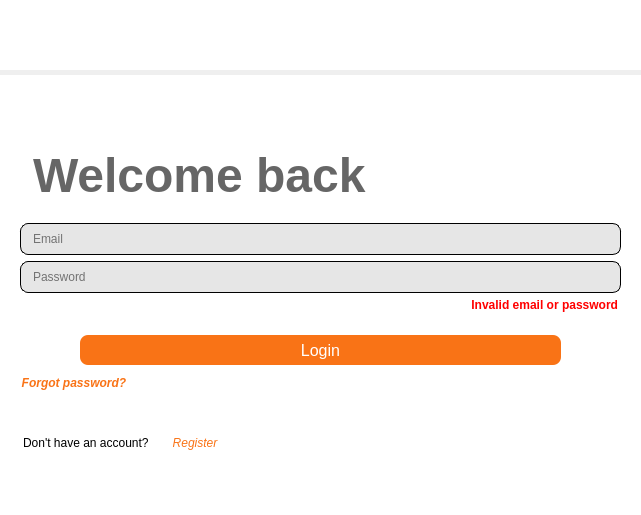
First picture: the form in mainwindow.ui, repository Ph4sm4/FinelogApp, before the edit.
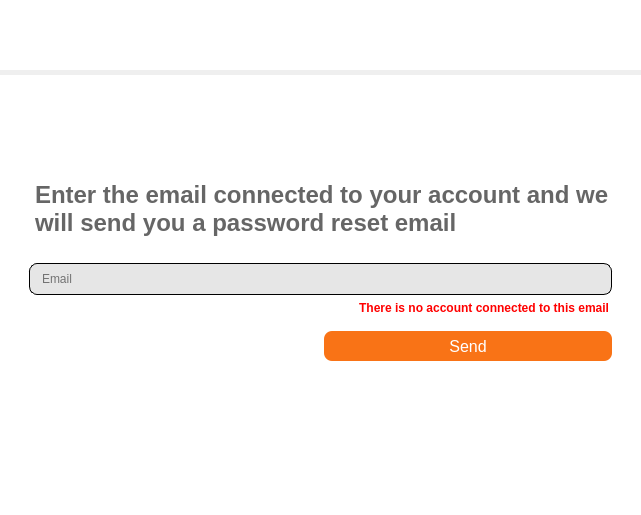
Second picture: the form after the edit. The open tabs and pages were chosen to show the change. Icons and pictures are not drawn.

Commit message: forget password working

What changed in the file:
```diff
--- a/mainwindow.ui
+++ b/mainwindow.ui
@@ -27,6 +27,10 @@
   <property name="styleSheet">
    <string notr="true">QLineEdit:focus {
 background: transparent;
+}
+
+QPushButton:focus {
+background: transparent;
 }</string>
   </property>
   <widget class="QWidget" name="centralwidget">
@@ -1758,6 +1762,348 @@
         </item>
        </layout>
       </widget>
+      <widget class="QWidget" name="forgot_password_page">
+       <property name="styleSheet">
+        <string notr="true">QWidget {
+background-color: white;
+}</string>
+       </property>
+       <layout class="QVBoxLayout" name="verticalLayout_14">
+        <item>
+         <spacer name="verticalSpacer_11">
+          <property name="orientation">
+           <enum>Qt::Vertical</enum>
+          </property>
+          <property name="sizeType">
+           <enum>QSizePolicy::Preferred</enum>
+          </property>
+          <property name="sizeHint" stdset="0">
+           <size>
+            <width>20</width>
+            <height>97</height>
+           </size>
+          </property>
+         </spacer>
+        </item>
+        <item>
+         <widget class="QLabel" name="welcomeLabel_2">
+          <property name="font">
+           <font>
+            <family>Segoe UI</family>
+            <pointsize>18</pointsize>
+            <italic>false</italic>
+            <bold>true</bold>
+            <underline>false</underline>
+            <kerning>true</kerning>
+           </font>
+          </property>
+          <property name="styleSheet">
+           <string notr="true">QLabel {
+color: rgb(102, 102, 102);
+margin-left: 20px;
+margin-bottom: 20px;
+background: transparent;
+}</string>
+          </property>
+          <property name="text">
+           <string>Enter the email connected to your account and we will send you a password reset email</string>
+          </property>
+          <property name="wordWrap">
+           <bool>true</bool>
+          </property>
+         </widget>
+        </item>
+        <item>
+         <widget class="QLineEdit" name="passwordForgotEdit">
+          <property name="autoFillBackground">
+           <bool>false</bool>
+          </property>
+          <property name="styleSheet">
+           <string notr="true">QLineEdit {
+border: 1px solid black;
+border-radius: 8px;
+color: black;
+padding-left: 10px;
+padding-right: 10px;
+background-color: rgb(230, 230, 230);
+height: 30px;
+margin-left: 20px;
+margin-right: 20px;
+}
+
+QLineEdit:focus {
+border: 2px solid black;
+background: transparent;
+outline: none;
+}</string>
+          </property>
+          <property name="text">
+           <string/>
+          </property>
+          <property name="frame">
+           <bool>false</bool>
+          </property>
+          <property name="placeholderText">
+           <string>Email</string>
+          </property>
+         </widget>
+        </item>
+        <item>
+         <widget class="QLabel" name="passwordForgotError">
+          <property name="font">
+           <font>
+            <bold>true</bold>
+           </font>
+          </property>
+          <property name="autoFillBackground">
+           <bool>false</bool>
+          </property>
+          <property name="styleSheet">
+           <string notr="true">QLabel {
+color: red;
+margin-right: 20px;
+margin-left: 20px;
+background: transparent;
+}</string>
+          </property>
+          <property name="text">
+           <string>There is no account connected to this email</string>
+          </property>
+          <property name="textFormat">
+           <enum>Qt::AutoText</enum>
+          </property>
+          <property name="alignment">
+           <set>Qt::AlignRight|Qt::AlignTrailing|Qt::AlignVCenter</set>
+          </property>
+          <property name="wordWrap">
+           <bool>true</bool>
+          </property>
+          <property name="openExternalLinks">
+           <bool>false</bool>
+          </property>
+         </widget>
+        </item>
+        <item>
+         <spacer name="verticalSpacer_14">
+          <property name="orientation">
+           <enum>Qt::Vertical</enum>
+          </property>
+          <property name="sizeType">
+           <enum>QSizePolicy::Fixed</enum>
+          </property>
+          <property name="sizeHint" stdset="0">
+           <size>
+            <width>20</width>
+            <height>10</height>
+           </size>
+          </property>
+         </spacer>
+        </item>
+        <item>
+         <layout class="QHBoxLayout" name="horizontalLayout_7">
+          <item>
+           <widget class="QPushButton" name="backToLogin">
+            <property name="font">
+             <font>
+              <pointsize>12</pointsize>
+             </font>
+            </property>
+            <property name="styleSheet">
+             <string notr="true">QPushButton {
+background: transparent;
+color: black;
+border-radius: 8px;
+margin-left: 20px; 
+height: 30px;
+margin-right: 70%;
+}
+
+QPushButton:pressed,
+QPushButton:focus {
+outline: none;
+background: transparent;
+}</string>
+            </property>
+            <property name="text">
+             <string/>
+            </property>
+            <property name="icon">
+             <iconset resource="Images.qrc">
+              <normaloff>:/icons/content/arrow_back.svg</normaloff>:/icons/content/arrow_back.svg</iconset>
+            </property>
+            <property name="iconSize">
+             <size>
+              <width>20</width>
+              <height>20</height>
+             </size>
+            </property>
+           </widget>
+          </item>
+          <item>
+           <widget class="QPushButton" name="sendPasswordReset">
+            <property name="font">
+             <font>
+              <pointsize>12</pointsize>
+             </font>
+            </property>
+            <property name="styleSheet">
+             <string notr="true">QPushButton {
+border-radius: 8px;
+margin-right:  20px;
+background-color: rgb(249, 115, 22);
+height: 30px;
+color: white;
+}
+QPushButton:pressed {
+background-color: rgb(126, 42, 0)
+}</string>
+            </property>
+            <property name="text">
+             <string>Send</string>
+            </property>
+           </widget>
+          </item>
+         </layout>
+        </item>
+        <item>
+         <spacer name="verticalSpacer_13">
+          <property name="orientation">
+           <enum>Qt::Vertical</enum>
+          </property>
+          <property name="sizeHint" stdset="0">
+           <size>
+            <width>20</width>
+            <height>39</height>
+           </size>
+          </property>
+         </spacer>
+        </item>
+       </layout>
+      </widget>
+      <widget class="QWidget" name="passwordResetLinkSent_page">
+       <property name="styleSheet">
+        <string notr="true">QWidget {
+background-color: white;
+}</string>
+       </property>
+       <layout class="QVBoxLayout" name="verticalLayout_13">
+        <property name="spacing">
+         <number>0</number>
+        </property>
+        <property name="leftMargin">
+         <number>20</number>
+        </property>
+        <property name="topMargin">
+         <number>0</number>
+        </property>
+        <property name="rightMargin">
+         <number>20</number>
+        </property>
+        <property name="bottomMargin">
+         <number>0</number>
+        </property>
+        <item>
+         <spacer name="verticalSpacer_12">
+          <property name="orientation">
+           <enum>Qt::Vertical</enum>
+          </property>
+          <property name="sizeType">
+           <enum>QSizePolicy::Fixed</enum>
+          </property>
+          <property name="sizeHint" stdset="0">
+           <size>
+            <width>20</width>
+            <height>80</height>
+           </size>
+          </property>
+         </spacer>
+        </item>
+        <item>
+         <widget class="QLabel" name="label_3">
+          <property name="font">
+           <font>
+            <pointsize>22</pointsize>
+            <bold>true</bold>
+           </font>
+          </property>
+          <property name="styleSheet">
+           <string notr="true">QLabel {
+color: rgb(46, 198, 0);
+background: transparent;
+}</string>
+          </property>
+          <property name="text">
+           <string>The link has been sent to your email. Please check the inbox</string>
+          </property>
+          <property name="alignment">
+           <set>Qt::AlignCenter</set>
+          </property>
+          <property name="wordWrap">
+           <bool>true</bool>
+          </property>
+         </widget>
+        </item>
+        <item>
+         <spacer name="verticalSpacer_31">
+          <property name="orientation">
+           <enum>Qt::Vertical</enum>
+          </property>
+          <property name="sizeType">
+           <enum>QSizePolicy::Fixed</enum>
+          </property>
+          <property name="sizeHint" stdset="0">
+           <size>
+            <width>20</width>
+            <height>60</height>
+           </size>
+          </property>
+         </spacer>
+        </item>
+        <item>
+         <widget class="QPushButton" name="loginGoTo_6">
+          <property name="font">
+           <font>
+            <pointsize>18</pointsize>
+            <italic>true</italic>
+            <bold>false</bold>
+           </font>
+          </property>
+          <property name="styleSheet">
+           <string notr="true">QPushButton {
+height: 30px;
+color: rgb(249, 115, 22);
+background: transparent;
+}
+
+QPushButton:pressed,
+QPushButton:focus {
+outline: none;
+background: transparent;
+}</string>
+          </property>
+          <property name="text">
+           <string>Back to login</string>
+          </property>
+          <property name="flat">
+           <bool>true</bool>
+          </property>
+         </widget>
+        </item>
+        <item>
+         <spacer name="verticalSpacer_15">
+          <property name="orientation">
+           <enum>Qt::Vertical</enum>
+          </property>
+          <property name="sizeHint" stdset="0">
+           <size>
+            <width>20</width>
+            <height>40</height>
+           </size>
+          </property>
+         </spacer>
+        </item>
+       </layout>
+      </widget>
      </widget>
     </item>
    </layout>
```
Left out of the diff: 2 changed lines with no effect on the pictures. The commit also changes 5 other files.
